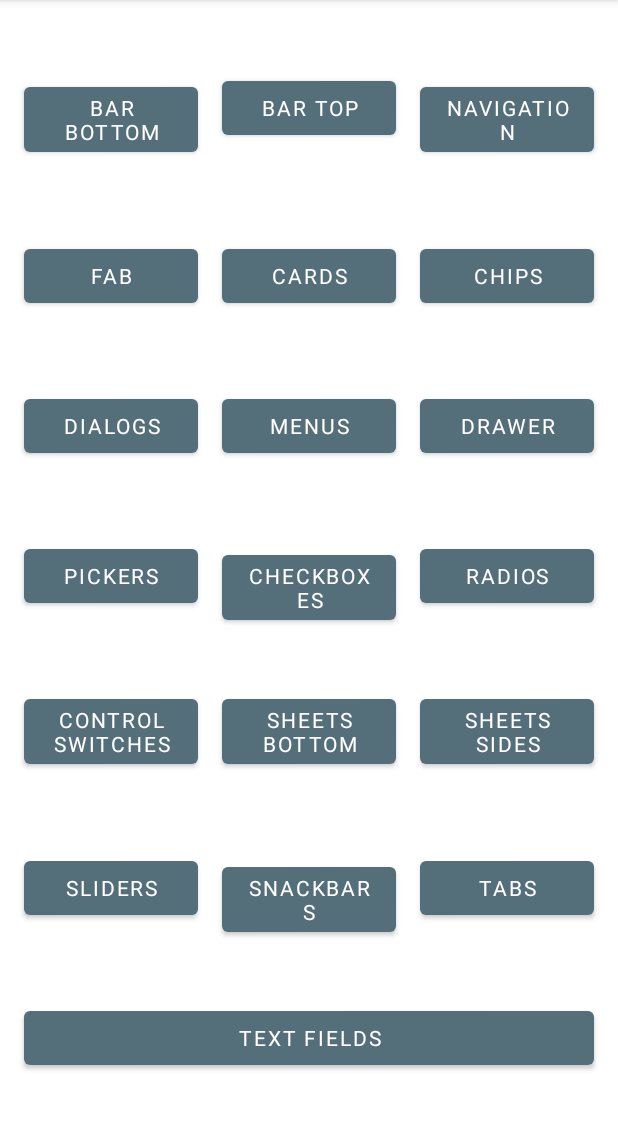
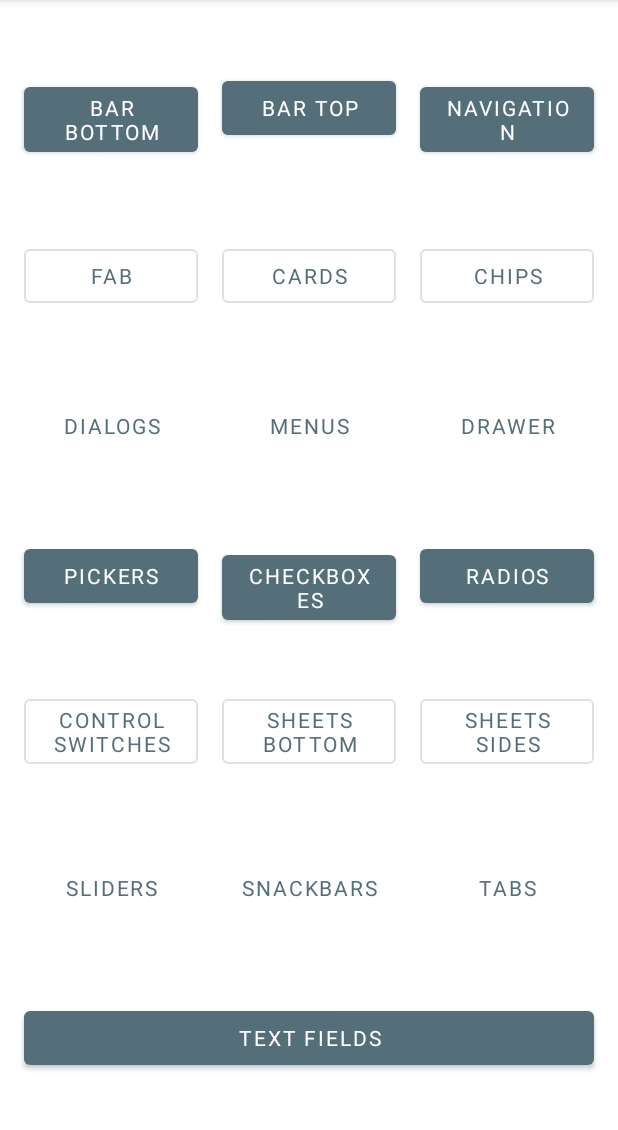
Before and after one commit to alhilario/Material-Components-Tests, an Android app: the screen it shows after launch (MainActivity), on a phone screen of 412 x 824 dp, the part 84-1214 px from its top. Run offline under Robolectric (Android 15) with nearby library versions, the phone set to English and light mode, and no system bars; Roboto replaces fonts that are not available here.

Commit message:
type of buttons

```diff
--- a/app/src/main/res/layout/activity_main.xml
+++ b/app/src/main/res/layout/activity_main.xml
@@ -58,7 +58,8 @@
         app:layout_constraintEnd_toStartOf="@+id/btn_cards"
         app:layout_constraintHorizontal_bias="0.5"
         app:layout_constraintStart_toStartOf="parent"
-        app:layout_constraintTop_toBottomOf="@+id/btn_app_bar_bottom" />
+        app:layout_constraintTop_toBottomOf="@+id/btn_app_bar_bottom"
+        style="@style/Widget.MaterialComponents.Button.OutlinedButton" />
 
     <Button
         android:id="@+id/btn_cards"
@@ -70,7 +71,8 @@
         app:layout_constraintBaseline_toBaselineOf="@+id/btn_floating_button"
         app:layout_constraintEnd_toStartOf="@+id/btn_chips"
         app:layout_constraintHorizontal_bias="0.5"
-        app:layout_constraintStart_toEndOf="@+id/btn_floating_button" />
+        app:layout_constraintStart_toEndOf="@+id/btn_floating_button"
+        style="@style/Widget.MaterialComponents.Button.OutlinedButton" />
 
     <Button
         android:id="@+id/btn_chips"
@@ -82,7 +84,8 @@
         app:layout_constraintBaseline_toBaselineOf="@+id/btn_cards"
         app:layout_constraintEnd_toEndOf="parent"
         app:layout_constraintHorizontal_bias="0.5"
-        app:layout_constraintStart_toEndOf="@+id/btn_cards" />
+        app:layout_constraintStart_toEndOf="@+id/btn_cards"
+        style="@style/Widget.MaterialComponents.Button.OutlinedButton" />
 
 
     <Button
@@ -98,7 +101,8 @@
         app:layout_constraintEnd_toStartOf="@+id/btn_menus"
         app:layout_constraintHorizontal_bias="0.5"
         app:layout_constraintStart_toStartOf="parent"
-        app:layout_constraintTop_toBottomOf="@+id/btn_floating_button" />
+        app:layout_constraintTop_toBottomOf="@+id/btn_floating_button"
+        style="@style/Widget.MaterialComponents.Button.TextButton" />
 
     <Button
         android:id="@+id/btn_menus"
@@ -110,7 +114,8 @@
         app:layout_constraintBaseline_toBaselineOf="@+id/btn_dialogs"
         app:layout_constraintEnd_toStartOf="@+id/btn_drawer"
         app:layout_constraintHorizontal_bias="0.5"
-        app:layout_constraintStart_toEndOf="@+id/btn_dialogs" />
+        app:layout_constraintStart_toEndOf="@+id/btn_dialogs"
+        style="@style/Widget.MaterialComponents.Button.TextButton" />
 
     <Button
         android:id="@+id/btn_drawer"
@@ -122,7 +127,8 @@
         app:layout_constraintBaseline_toBaselineOf="@+id/btn_menus"
         app:layout_constraintEnd_toEndOf="parent"
         app:layout_constraintHorizontal_bias="0.5"
-        app:layout_constraintStart_toEndOf="@+id/btn_menus" />
+        app:layout_constraintStart_toEndOf="@+id/btn_menus"
+        style="@style/Widget.MaterialComponents.Button.TextButton" />
 
     <Button
         android:id="@+id/btn_pickers"
@@ -176,7 +182,8 @@
         app:layout_constraintEnd_toStartOf="@+id/btn_sheets_botton"
         app:layout_constraintHorizontal_bias="0.5"
         app:layout_constraintStart_toStartOf="parent"
-        app:layout_constraintTop_toBottomOf="@+id/btn_pickers" />
+        app:layout_constraintTop_toBottomOf="@+id/btn_pickers"
+        style="@style/Widget.MaterialComponents.Button.OutlinedButton" />
 
     <Button
         android:id="@+id/btn_sheets_botton"
@@ -188,7 +195,8 @@
         app:layout_constraintBaseline_toBaselineOf="@+id/btn_schitches"
         app:layout_constraintEnd_toStartOf="@+id/btn_sheets_side"
         app:layout_constraintHorizontal_bias="0.5"
-        app:layout_constraintStart_toEndOf="@+id/btn_schitches" />
+        app:layout_constraintStart_toEndOf="@+id/btn_schitches"
+        style="@style/Widget.MaterialComponents.Button.OutlinedButton" />
 
     <Button
         android:id="@+id/btn_sheets_side"
@@ -200,7 +208,8 @@
         app:layout_constraintBaseline_toBaselineOf="@+id/btn_sheets_botton"
         app:layout_constraintEnd_toEndOf="parent"
         app:layout_constraintHorizontal_bias="0.5"
-        app:layout_constraintStart_toEndOf="@+id/btn_sheets_botton" />
+        app:layout_constraintStart_toEndOf="@+id/btn_sheets_botton"
+        style="@style/Widget.MaterialComponents.Button.OutlinedButton"/>
 
     <Button
         android:id="@+id/btn_sliders"
@@ -210,12 +219,13 @@
         android:layout_marginTop="8dp"
         android:layout_marginEnd="8dp"
         android:layout_marginBottom="8dp"
-        android:text="Sliders"
+        android:text="@string/sliders"
         app:layout_constraintBottom_toTopOf="@+id/btn_text_fields"
         app:layout_constraintEnd_toStartOf="@+id/btn_snackbars"
         app:layout_constraintHorizontal_bias="0.5"
         app:layout_constraintStart_toStartOf="parent"
-        app:layout_constraintTop_toBottomOf="@+id/btn_schitches" />
+        app:layout_constraintTop_toBottomOf="@+id/btn_schitches"
+        style="@style/Widget.MaterialComponents.Button.TextButton" />
 
     <Button
         android:id="@+id/btn_snackbars"
@@ -227,7 +237,8 @@
         app:layout_constraintBaseline_toBaselineOf="@+id/btn_sliders"
         app:layout_constraintEnd_toStartOf="@+id/btn_tabs"
         app:layout_constraintHorizontal_bias="0.5"
-        app:layout_constraintStart_toEndOf="@+id/btn_sliders" />
+        app:layout_constraintStart_toEndOf="@+id/btn_sliders"
+        style="@style/Widget.MaterialComponents.Button.TextButton" />
 
     <Button
         android:id="@+id/btn_tabs"
@@ -239,7 +250,8 @@
         app:layout_constraintBaseline_toBaselineOf="@+id/btn_snackbars"
         app:layout_constraintEnd_toEndOf="parent"
         app:layout_constraintHorizontal_bias="0.5"
-        app:layout_constraintStart_toEndOf="@+id/btn_snackbars" />
+        app:layout_constraintStart_toEndOf="@+id/btn_snackbars"
+        style="@style/Widget.MaterialComponents.Button.TextButton" />
 
     <Button
         android:id="@+id/btn_text_fields"
```
